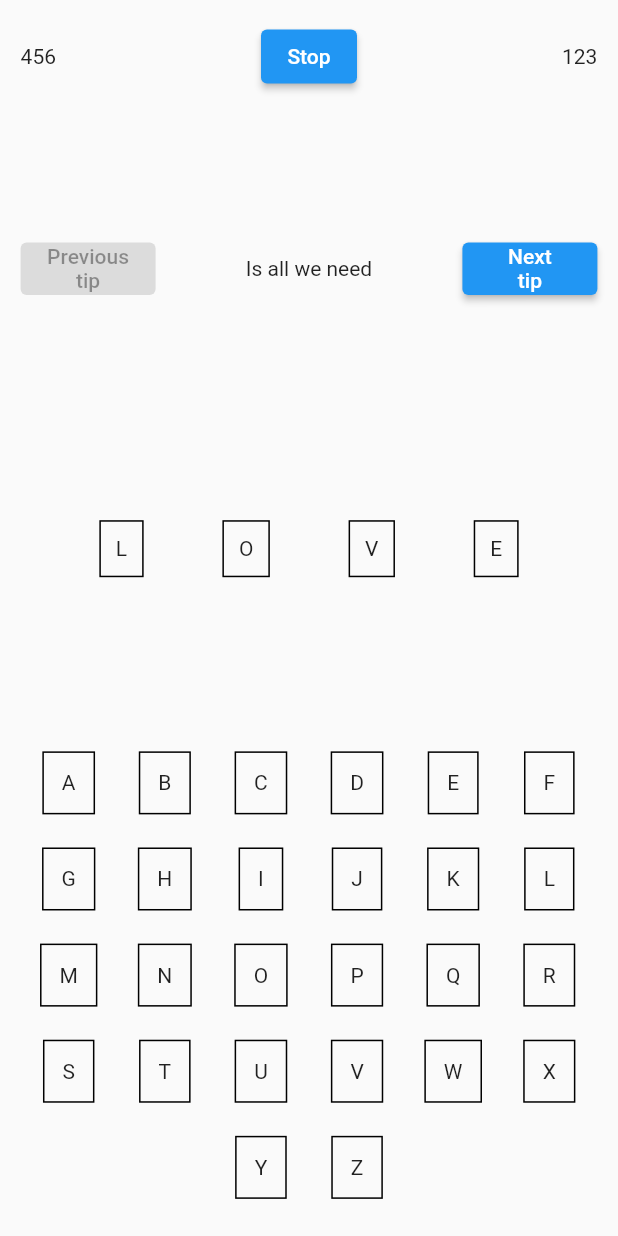
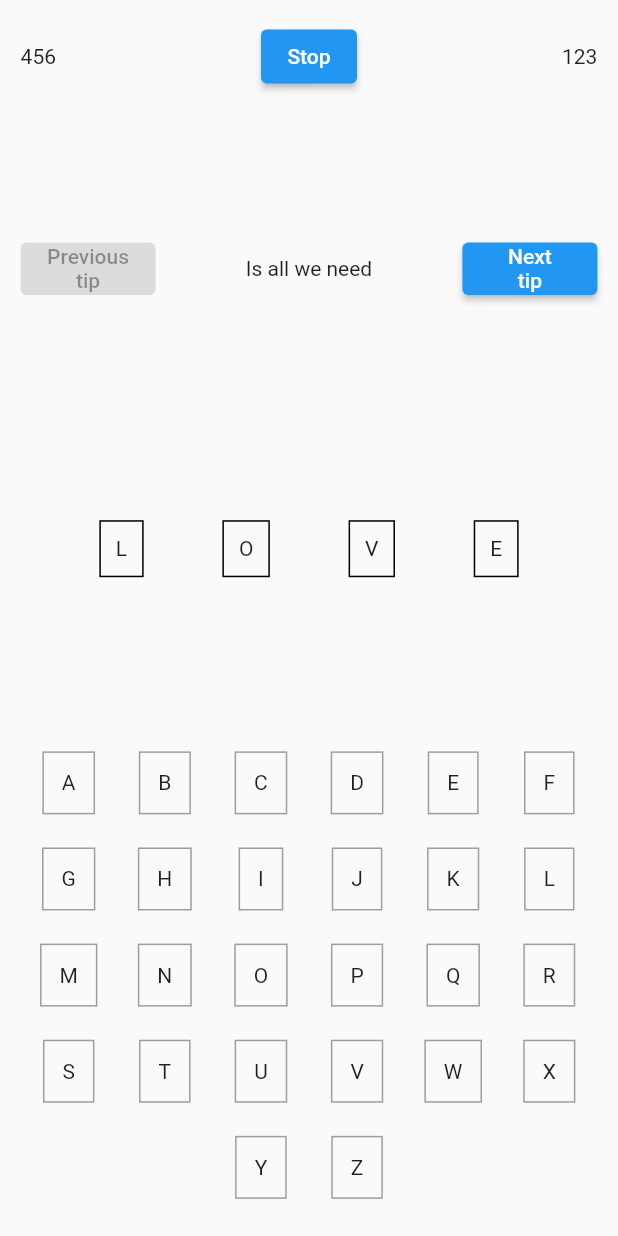
Before and after one commit to wilmarques/guess-word-game, a Flutter app: the GameScreen screen opened by its route, on a phone screen of 412 x 824 dp. Run offline on Flutter 3.47's test engine with Material 2 defaults, Android fonts, the phone set to English and light mode, and no system bars; our stand-ins replace go_router.

Commit message:
WIP - feat: Keyboard state
- Showing which letter was guessed

```diff
--- a/lib/widgets/keyboard.dart
+++ b/lib/widgets/keyboard.dart
@@ -3,8 +3,6 @@ import 'package:flutter/material.dart';
 import '../utils/letters.dart';
 
 import 'keyboard_letter.dart';
-
-// TODO: Last letters aren't visible. They are out of visible space, cutted out
 
 class Keyboard extends StatelessWidget {
   const Keyboard({
@@ -35,7 +33,11 @@ class Keyboard extends StatelessWidget {
                 (letter) => SizedBox(
                   width: itemWidth,
                   height: itemWidth,
-                  child: KeyboardLetter(letter: letter),
+                  child: KeyboardLetter(
+                    letter: letter,
+                    // TODO: show used letters on each guessing
+                    letterWasUsed: true,
+                  ),
                 ),
               )
               .toList(),
--- a/lib/widgets/keyboard_letter.dart
+++ b/lib/widgets/keyboard_letter.dart
@@ -4,9 +4,13 @@ class KeyboardLetter extends StatelessWidget {
   const KeyboardLetter({
     Key? key,
     required this.letter,
+    required this.letterWasUsed,
   }) : super(key: key);
 
   final String letter;
+  final bool letterWasUsed;
+
+  // TODO: change color to grey when letterWasUsed is true
 
   @override
   Widget build(BuildContext context) {
@@ -15,6 +19,7 @@ class KeyboardLetter extends StatelessWidget {
         decoration: BoxDecoration(
           border: Border.all(
             width: 1,
+            color: letterWasUsed ? Colors.grey : Colors.black,
           ),
         ),
         child: Padding(
```
